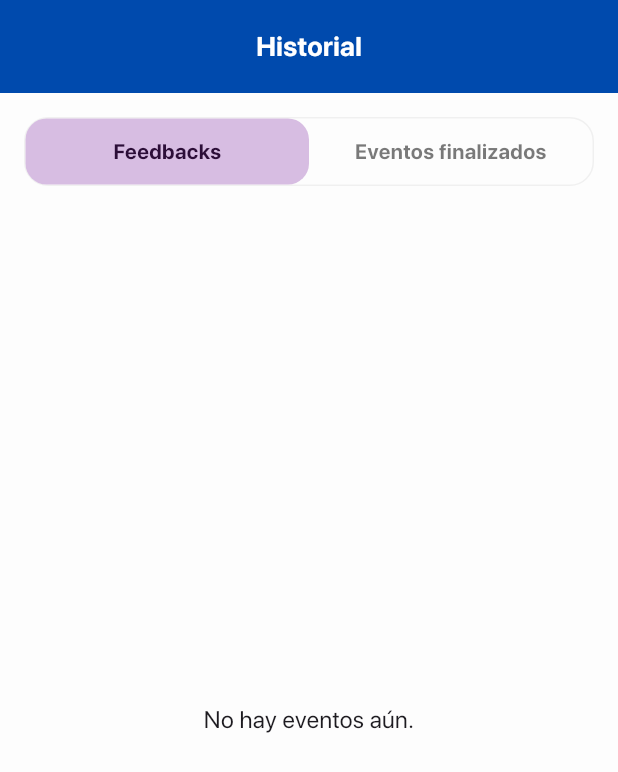
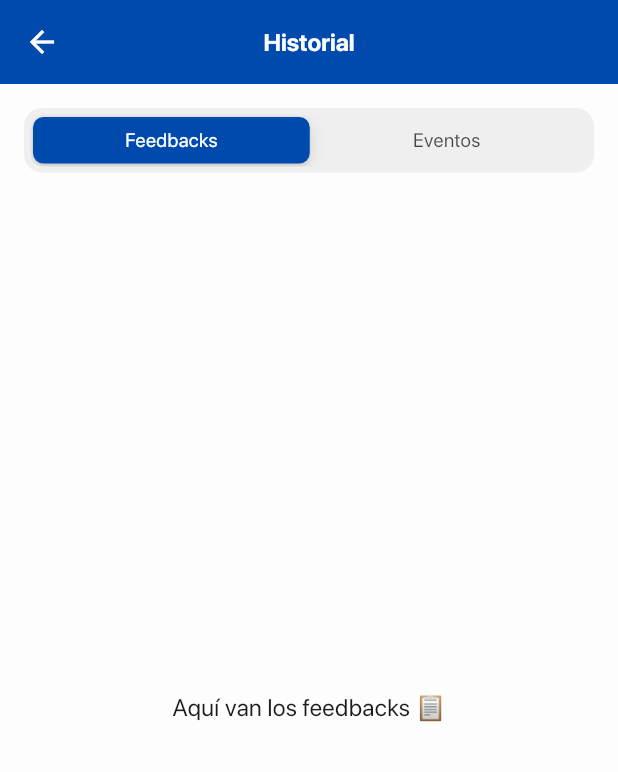
Before and after one commit to AntonyJDC/conference_app, a Flutter app: the ReviewsScreen screen opened by its route, on a phone screen of 412 x 824 dp. Shown: the top 772 px of the screen. Run offline on Flutter 3.47's test engine with Material 3 defaults, Android fonts, the phone set to English and light mode, and no system bars; our stand-ins replace get, shared_preferences, sqflite, table_calendar, timezone; accounts and stored records are empty; project files that could hold a hidden picture were left out.

Commit message:
Refactor ReviewsScreen to use CupertinoSlidingSegmentedControl for segment selection and improve UI layout

```diff
--- a/lib/ui/pages/reviews/reviews_screen.dart
+++ b/lib/ui/pages/reviews/reviews_screen.dart
@@ -1,5 +1,5 @@
 import 'package:conference_app/controllers/booked_events_controller.dart';
-import 'package:conference_app/ui/widgets/event_card.dart';
+import 'package:flutter/cupertino.dart';
 import 'package:flutter/material.dart';
 import 'package:get/get.dart';
 
@@ -11,168 +11,91 @@ class ReviewsScreen extends StatefulWidget {
 }
 
 class _ReviewsScreenState extends State<ReviewsScreen> {
-  bool showFeedbacks = true;
   final controller = Get.find<BookedEventsController>();
+  String selectedSegment = 'feedbacks';
 
   @override
   Widget build(BuildContext context) {
     final colorScheme = Theme.of(context).colorScheme;
 
     return Scaffold(
-      backgroundColor: colorScheme.background,
-      body: SafeArea(
+      appBar: AppBar(
+        backgroundColor: colorScheme.primary,
+        centerTitle: true,
+        elevation: 0,
+        title: Text(
+          'Historial',
+          style: TextStyle(
+            color: colorScheme.onPrimary,
+            fontSize: 16,
+            fontWeight: FontWeight.w600,
+          ),
+        ),
+      ),
+      body: Padding(
+        padding: const EdgeInsets.all(16),
         child: Column(
           children: [
             Container(
-              width: double.infinity,
-              padding: const EdgeInsets.symmetric(vertical: 18),
-              color: colorScheme.primary,
-              child: Center(
-                child: Text(
-                  'Historial',
-                  style: TextStyle(
-                    fontSize: 18,
-                    fontWeight: FontWeight.bold,
-                    color: colorScheme.onPrimary,
-                  ),
+              padding: const EdgeInsets.all(4),
+              decoration: BoxDecoration(
+                color: colorScheme.outline,
+                borderRadius: BorderRadius.circular(12),
+              ),
+              child: SizedBox(
+                width: double.infinity,
+                child: CupertinoSlidingSegmentedControl<String>(
+                  backgroundColor: Colors.transparent,
+                  thumbColor: colorScheme.primary,
+                  groupValue: selectedSegment,
+                  onValueChanged: (value) {
+                    if (value != null) {
+                      setState(() => selectedSegment = value);
+                    }
+                  },
+                  children: {
+                    'feedbacks': _buildSegment('Feedbacks',
+                        selected: selectedSegment == 'feedbacks'),
+                    'finalizados': _buildSegment('Eventos',
+                        selected: selectedSegment == 'finalizados'),
+                  },
                 ),
               ),
             ),
-            const SizedBox(height: 16),
-            Padding(
-              padding: const EdgeInsets.symmetric(horizontal: 16),
-              child: Container(
-                decoration: BoxDecoration(
-                  color: colorScheme.surfaceVariant,
-                  borderRadius: BorderRadius.circular(16),
-                  border:
-                      Border.all(color: colorScheme.outline.withOpacity(0.2)),
-                ),
-                child: Row(
-                  children: [
-                    Expanded(
-                      child: GestureDetector(
-                        onTap: () => setState(() => showFeedbacks = true),
-                        child: AnimatedContainer(
-                          duration: const Duration(milliseconds: 200),
-                          padding: const EdgeInsets.symmetric(vertical: 12),
-                          decoration: BoxDecoration(
-                            color: showFeedbacks
-                                ? colorScheme.primaryContainer
-                                : Colors.transparent,
-                            borderRadius: BorderRadius.circular(14),
-                          ),
-                          child: Center(
-                            child: Text(
-                              'Feedbacks',
-                              style: TextStyle(
-                                fontWeight: FontWeight.bold,
-                                color: showFeedbacks
-                                    ? colorScheme.onPrimaryContainer
-                                    : colorScheme.onSurface.withOpacity(0.6),
-                              ),
-                            ),
-                          ),
-                        ),
-                      ),
-                    ),
-                    Expanded(
-                      child: GestureDetector(
-                        onTap: () => setState(() => showFeedbacks = false),
-                        child: AnimatedContainer(
-                          duration: const Duration(milliseconds: 200),
-                          padding: const EdgeInsets.symmetric(vertical: 12),
-                          decoration: BoxDecoration(
-                            color: !showFeedbacks
-                                ? colorScheme.primaryContainer
-                                : Colors.transparent,
-                            borderRadius: BorderRadius.circular(14),
-                          ),
-                          child: Center(
-                            child: Text(
-                              'Eventos finalizados',
-                              style: TextStyle(
-                                fontWeight: FontWeight.bold,
-                                color: !showFeedbacks
-                                    ? colorScheme.onPrimaryContainer
-                                    : colorScheme.onSurface.withOpacity(0.6),
-                              ),
-                            ),
-                          ),
-                        ),
-                      ),
-                    ),
-                  ],
+            const SizedBox(height: 20),
+            Expanded(
+              child: Center(
+                child: Text(
+                  selectedSegment == 'feedbacks'
+                      ? 'Aquí van los feedbacks 📋'
+                      : 'Aquí van los eventos finalizados ✅',
+                  style: const TextStyle(fontSize: 16),
                 ),
               ),
-            ),
-            const SizedBox(height: 12),
-            Expanded(
-              child: Obx(() {
-                final now = DateTime.now();
-                final events = controller.tasks;
-
-                final feedbackEvents = events
-                    .where((e) => e.comment != null || e.rating != null)
-                    .toList();
-
-                final completedEvents = events.where((e) {
-                  final eventDate = DateTime.tryParse(e.date);
-                  return eventDate != null && eventDate.isBefore(now);
-                }).toList();
-
-                final displayed =
-                    showFeedbacks ? feedbackEvents : completedEvents;
-
-                if (displayed.isEmpty) {
-                  return const Center(
-                    child: Text(
-                      'No hay eventos aún.',
-                      style: TextStyle(fontSize: 16),
-                    ),
-                  );
-                }
-
-                return ListView.builder(
-                  padding: const EdgeInsets.all(12),
-                  itemCount: displayed.length,
-                  itemBuilder: (context, index) {
-                    final event = displayed[index];
-                    return Column(
-                      crossAxisAlignment: CrossAxisAlignment.start,
-                      children: [
-                        EventCard(event: event),
-                        const SizedBox(height: 4),
-                        Padding(
-                          padding: const EdgeInsets.only(left: 12, bottom: 12),
-                          child: showFeedbacks
-                              ? Text(
-                                  '⭐ ${event.rating ?? '-'} — ${event.comment ?? 'Sin comentario'}',
-                                  style: const TextStyle(
-                                      fontStyle: FontStyle.italic),
-                                )
-                              : Text(
-                                  event.comment != null || event.rating != null
-                                      ? '✅ Ya dejaste feedback.'
-                                      : '❗ No dejaste feedback.',
-                                  style: TextStyle(
-                                    fontStyle: FontStyle.italic,
-                                    color: event.comment == null &&
-                                            event.rating == null
-                                        ? Colors.red
-                                        : Colors.green,
-                                  ),
-                                ),
-                        )
-                      ],
-                    );
-                  },
-                );
-              }),
-            ),
+            )
           ],
         ),
       ),
     );
   }
+
+  /// Widget helper para que cada segmento tenga mismo ancho y se centre
+  Widget _buildSegment(String text, {required bool selected}) {
+    return Padding(
+      padding: const EdgeInsets.all(6),
+      child: Center(
+        child: Text(
+          text,
+          style: TextStyle(
+            fontWeight: FontWeight.w400,
+            color: selected
+                ? Colors.white
+                : Theme.of(context).brightness == Brightness.dark
+                    ? Colors.white.withValues(alpha: 0.7)
+                    : Colors.black.withValues(alpha: 0.7),
+          ),
+        ),
+      ),
+    );
+  }
 }
```
